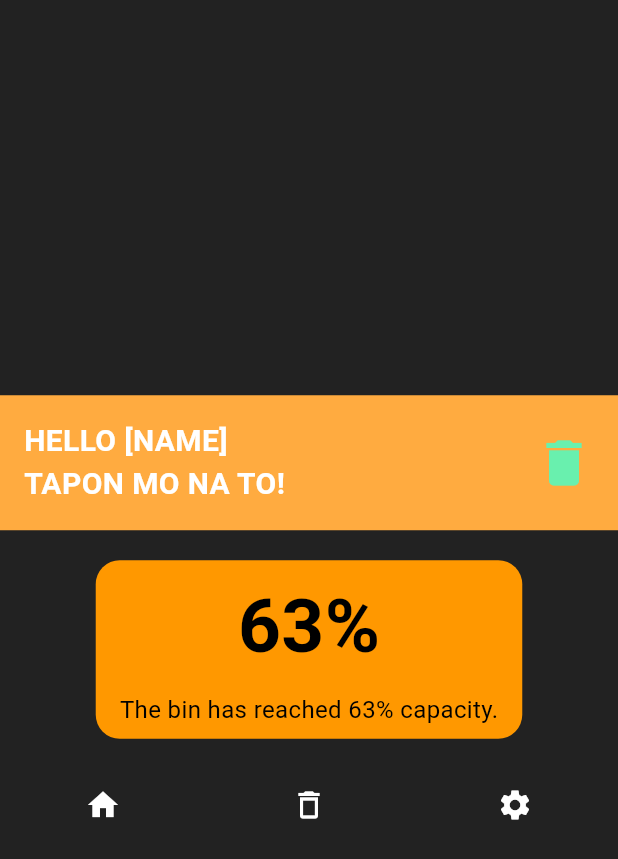
After one commit to einra01/smartbinapp, a Flutter app: the DashboardScreen screen opened directly, on a phone screen of 412 x 824 dp. The commit adds this screen. Shown: the top 859 px of the screen. Run offline on Flutter 3.47's test engine with Material 3 defaults, Android fonts, the light colour scheme and no system bars.

Commit message:
ui landing page

```diff
--- /dev/null
+++ b/SmartBinApp/lib/landing.dart
@@ -0,0 +1,108 @@
+import 'package:flutter/material.dart';
+
+void main() {
+  runApp(const LandingPage());
+}
+
+class LandingPage extends StatelessWidget {
+  const LandingPage({super.key});
+
+  @override
+  Widget build(BuildContext context) {
+    return const MaterialApp(
+      home: DashboardScreen(),
+    );
+  }
+}
+
+class DashboardScreen extends StatelessWidget {
+  const DashboardScreen({super.key});
+
+  @override
+  Widget build(BuildContext context) {
+    return Scaffold(
+      backgroundColor: Colors.black87,
+      body: Center(
+        child: Column(
+          mainAxisAlignment: MainAxisAlignment.center,
+          children: [
+            // Top greeting container
+            Container(
+              padding: const EdgeInsets.all(16),
+              color: Colors.orangeAccent,
+              child: const Row(
+                mainAxisAlignment: MainAxisAlignment.spaceBetween,
+                children: [
+                  Text(
+                    'HELLO [NAME]\nTAPON MO NA TO!',
+                    style: TextStyle(
+                      fontSize: 20,
+                      color: Colors.white,
+                      fontWeight: FontWeight.bold,
+                    ),
+                    textAlign: TextAlign.left,
+                  ),
+                  Icon(
+                    Icons.delete,
+                    color: Colors.greenAccent,
+                    size: 40,
+                  ),
+                ],
+              ),
+            ),
+
+            const SizedBox(height: 20),
+
+            // Bin Capacity Indicator
+            Container(
+              padding: const EdgeInsets.symmetric(horizontal: 16, vertical: 8),
+              decoration: BoxDecoration(
+                color: Colors.orange,
+                borderRadius: BorderRadius.circular(16),
+              ),
+              child: const Column(
+                children: [
+                  Text(
+                    '63%',
+                    style: TextStyle(
+                      fontSize: 50,
+                      fontWeight: FontWeight.bold,
+                      color: Colors.black,
+                    ),
+                  ),
+                  SizedBox(height: 8),
+                  Text(
+                    'The bin has reached 63% capacity.',
+                    style: TextStyle(fontSize: 16, color: Colors.black),
+                  ),
+                ],
+              ),
+            ),
+
+            const SizedBox(
+                height: 20), // Replaced Spacer with SizedBox for spacing
+
+            // Bottom Navigation Icons
+            Row(
+              mainAxisAlignment: MainAxisAlignment.spaceAround,
+              children: [
+                IconButton(
+                  icon: const Icon(Icons.home, color: Colors.white),
+                  onPressed: () {},
+                ),
+                IconButton(
+                  icon: const Icon(Icons.delete_outline, color: Colors.white),
+                  onPressed: () {},
+                ),
+                IconButton(
+                  icon: const Icon(Icons.settings, color: Colors.white),
+                  onPressed: () {},
+                ),
+              ],
+            ),
+          ],
+        ),
+      ),
+    );
+  }
+}
```
Also changed, not shown: SmartBinApp/lib/main.dart (+9 -6 lines), 1 other file.
